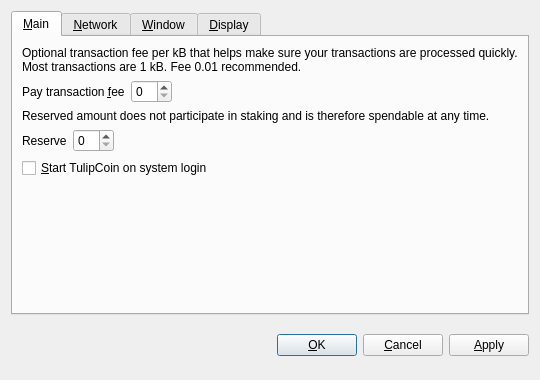
The window that src/qt/forms/optionsdialog.ui (yx79/poscoin) describes before a commit, drawn with Qt 5.
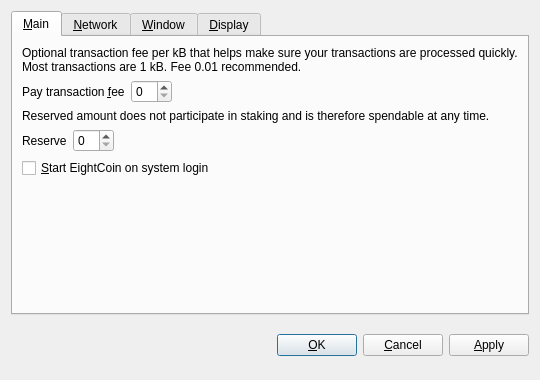
The same window after the commit. Custom widgets are drawn as their Qt base class.

What changed in the file:
```diff
--- a/src/qt/forms/optionsdialog.ui
+++ b/src/qt/forms/optionsdialog.ui
@@ -128,7 +128,7 @@
           <string>Automatically start TulipCoin after logging in to the system.</string>
          </property>
          <property name="text">
-          <string>&amp;Start TulipCoin on system login</string>
+          <string>&amp;Start EightCoin on system login</string>
          </property>
         </widget>
        </item>
```
Left out of the diff: 10 changed lines with no effect on the pictures.
